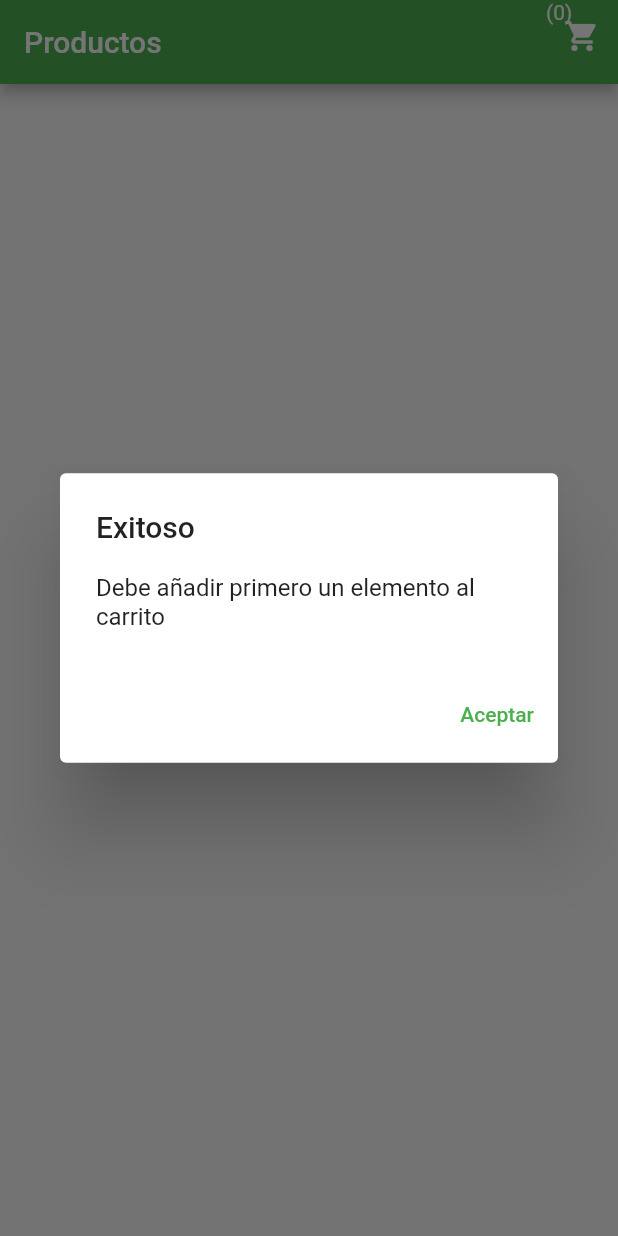
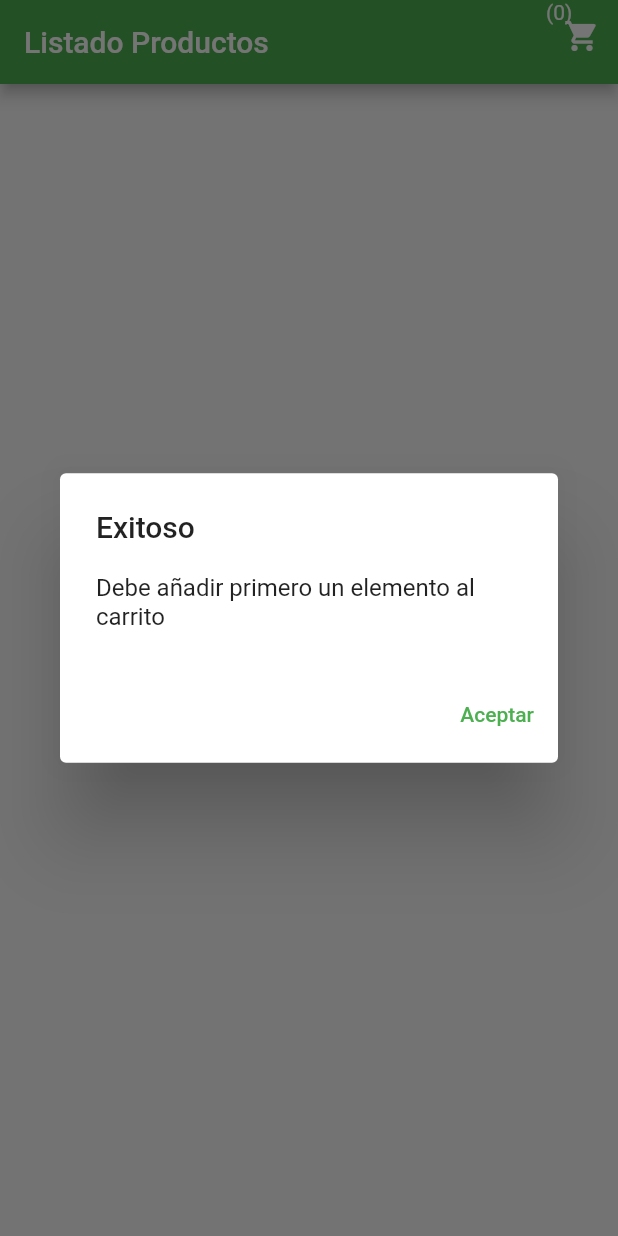
Before and after one commit to harreyes/pruebaTul, a Flutter app: the screen it shows after launch, after a tap on the "shopping cart" icon, on a phone screen of 412 x 824 dp. Run offline on Flutter 3.47's test engine with Material 2 defaults, Android fonts, the phone set to English and light mode, and no system bars; our stand-ins replace bloc, cloud_firestore, firebase_core, flutter_bloc; accounts and stored records are empty.

Commit message:
products bloc, without repeated

```diff
--- a/lib/main.dart
+++ b/lib/main.dart
@@ -1,10 +1,15 @@
 import 'package:carrito_tul/src/bloc/cart/cart_bloc.dart';
 import 'package:carrito_tul/src/presentation/pages/confirm_cart.dart';
 import 'package:carrito_tul/src/presentation/pages/home_page.dart';
+import 'package:firebase_core/firebase_core.dart';
 import 'package:flutter/material.dart';
 import 'package:flutter_bloc/flutter_bloc.dart';
 
-void main() => runApp(App());
+void main() async {
+  WidgetsFlutterBinding.ensureInitialized();
+  await Firebase.initializeApp();
+  runApp(App());
+}
 
 class App extends StatelessWidget {
   @override
@@ -24,7 +29,7 @@ class TulApp extends StatelessWidget {
       initialRoute: 'homePage',
       routes: {
         'homePage': (BuildContext context) => HomePage(),
-        'confirmCartPage': (BuildContext context) => ConirmCartPage()
+        'confirmCartPage': (BuildContext context) => ConfirmCartPage()
       },
       theme: ThemeData(primarySwatch: Colors.green),
       debugShowCheckedModeBanner: false,
--- a/lib/src/bloc/cart/cart_event.dart
+++ b/lib/src/bloc/cart/cart_event.dart
@@ -3,17 +3,16 @@ part of 'cart_bloc.dart';
 @immutable
 abstract class CartEvent {}
 
-class AddCart extends CartEvent {
-  final num number;
-
-  AddCart(this.number);
+class OnConfirmCart extends CartEvent {
+  OnConfirmCart();
 }
 
-class ConfirmCart extends CartEvent {
-  ConfirmCart();
+class OnAddCart extends CartEvent {
+  final QueryDocumentSnapshot product;
+  OnAddCart(this.product);
 }
 
-class SetIdCart extends CartEvent {
-  final String docId;
-  SetIdCart(this.docId);
+class OnRemoveCart extends CartEvent {
+  final QueryDocumentSnapshot product;
+  OnRemoveCart(this.product);
 }
--- a/lib/src/bloc/cart/cart_state.dart
+++ b/lib/src/bloc/cart/cart_state.dart
@@ -3,6 +3,20 @@ part of 'cart_bloc.dart';
 class CartState {
   final num countCart;
   final String stateCart;
-  final String docId;
-  CartState({this.countCart = 0, this.stateCart, this.docId = ''});
+  final QueryDocumentSnapshot products;
+  final List<QueryDocumentSnapshot> listProducts;
+  CartState(
+      {this.countCart = 0,
+      this.stateCart,
+      this.listProducts = const [],
+      this.products});
+
+  CartState copyWith(
+          {QueryDocumentSnapshot productos,
+          List<QueryDocumentSnapshot> listProducts,
+          num countCart}) =>
+      CartState(
+          products: productos ?? this.products,
+          listProducts: listProducts ?? this.listProducts,
+          countCart: countCart ?? this.countCart);
 }
--- a/lib/src/presentation/pages/home_page.dart
+++ b/lib/src/presentation/pages/home_page.dart
@@ -1,101 +1,60 @@
+import 'package:carrito_tul/src/bloc/cart/cart_bloc.dart';
+import 'package:carrito_tul/src/presentation/widgets/shopping_cart.dart';
+import 'package:cloud_firestore/cloud_firestore.dart';
+import 'package:flutter/cupertino.dart';
 import 'package:flutter/material.dart';
-import 'package:cloud_firestore/cloud_firestore.dart';
-
-import 'package:carrito_tul/src/presentation/widgets/shopping_cart.dart';
-
-import 'package:carrito_tul/src/bloc/cart/cart_bloc.dart';
 import 'package:flutter_bloc/flutter_bloc.dart';
 
 class HomePage extends StatelessWidget {
   @override
   Widget build(BuildContext context) {
-    final cartBloc = BlocProvider.of<CartBloc>(context);
-
-    return Scaffold(
+    return WillPopScope(
+      onWillPop: () async => false,
+      child: Scaffold(
         appBar: AppBar(
-        title: Text("Productos"),
-        actions: <Widget>[ShoppingCartIcon()],
+          automaticallyImplyLeading: false,
+          actions: [ShoppingCartIcon()],
+          title: Text('Listado Productos'),
         ),
-      body: StreamBuilder<QuerySnapshot>(
-        stream: Firestore.instance.collection("products").snapshots(),
-        builder: (BuildContext context, AsyncSnapshot<QuerySnapshot> snapshot) {
-          if (snapshot.hasError) return new Text('Error: ${snapshot.error}');
-          switch (snapshot.connectionState) {
-            case ConnectionState.waiting:
-              return new Text('Loading...');
-            default:
-              return new ListView(
-                children:
-                    snapshot.data.documents.map((DocumentSnapshot document) {
-                  // print(document.reference.documentID);
-                  return Container(
-                    margin: EdgeInsets.all(10),
-                    height: 210,
-                    decoration: BoxDecoration(
-                      color: Colors.white,
-                      borderRadius: BorderRadius.circular(12),
-                      boxShadow: <BoxShadow>[
-                        BoxShadow(
-                            color: Colors.black54,
-                            blurRadius: 15.0,
-                            offset: Offset(0.0, 0.35))
-                      ],
+        body: StreamBuilder(
+          stream: FirebaseFirestore.instance.collection('products').snapshots(),
+          builder: (context, AsyncSnapshot<QuerySnapshot> snapshot) {
+            if (!snapshot.hasData) {
+              return CupertinoActivityIndicator();
+            } else {
+              return ListView.builder(
+                itemCount: snapshot.data.size,
+                itemBuilder: (_, index) {
+                  return Column(
+                    children: [
+                      ListTile(
+                          onTap: () {
+                            BlocProvider.of<CartBloc>(context)
+                                .add(OnAddCart(snapshot.data.docs[index]));
+                          },
+                          trailing: Icon(
+                            Icons.add_shopping_cart_outlined,
+                            color: Colors.black,
                           ),
-                    child: Column(
-                      children: [
-                        new ListTile(
-                          title: new Text(
-                            document['nombre'],
-                            style: TextStyle(fontWeight: FontWeight.bold),
-                          ),
-                          subtitle: new Text(
-                            document['descripcion'],
-                            style: TextStyle(fontWeight: FontWeight.w500),
-                          ),
-                        ),
-                        Container(
-                          margin: EdgeInsets.only(right: 20, left: 20),
-                          child: Row(
-                            mainAxisAlignment: MainAxisAlignment.spaceBetween,
-                            children: [
+                          // leading: Image.network(
+                          //   snapshot.data.docs[index]['img'],
+                          //   height: 50,
+                          // ),
+                          title: Text(snapshot.data.docs[index]['nombre']),
+                          subtitle:
+                              Text(snapshot.data.docs[index]['descripcion'])),
                       Image.network(
-                                document['img'],
+                        snapshot.data.docs[index]['img'],
                         height: 130,
                       ),
-                              RaisedButton.icon(
-                                  color: Colors.green,
-                                  onPressed: () async {
-                                    // if (cartBloc. == '') {
-                                    //   DocumentReference docRef = await Firestore
-                                    //       .instance
-                                    //       .collection('carts')
-                                    //       .add({'status': 'pending'});
-                                    //   print(docRef.documentID);
-                                    //   cartBloc
-                                    //       .add(SetIdCart(docRef.documentID));
-                                    //   cartBloc.add(AddCart(0));
-                                    // } else {
-                                    //   cartBloc.add(AddCart(0));
-                                    // }
-                                    // print(document.reference.documentID);
+                    ],
+                  );
                 },
-                                  icon: Icon(Icons.add_shopping_cart,
-                                      color: Colors.white),
-                                  label: Text(
-                                    'Añadir producto',
-                                    style: TextStyle(color: Colors.white),
-                                  ))
-                            ],
-                          ),
-                        )
-                      ],
-                    ),
-                  );
-                }).toList(),
               );
             }
           },
         ),
+      ),
     );
   }
 }
--- a/lib/src/presentation/widgets/shopping_cart.dart
+++ b/lib/src/presentation/widgets/shopping_cart.dart
@@ -11,7 +11,7 @@ class ShoppingCartIcon extends StatelessWidget {
           IconButton(
             icon: Icon(Icons.shopping_cart),
             onPressed: () {
-              if (state.docId == '' && state.countCart == 0) {
+              if (state.countCart == 0) {
                 _alert(context);
               } else {
                 Navigator.pushNamed(context, 'confirmCartPage');
```
Also changed, not shown: lib/src/bloc/cart/cart_bloc.dart (+22 -6 lines), lib/src/presentation/pages/confirm_cart.dart (+65 -47 lines), pubspec.yaml (+4 -4 lines), pubspec.lock. Lines whose indentation alone changed are shown as unchanged.
